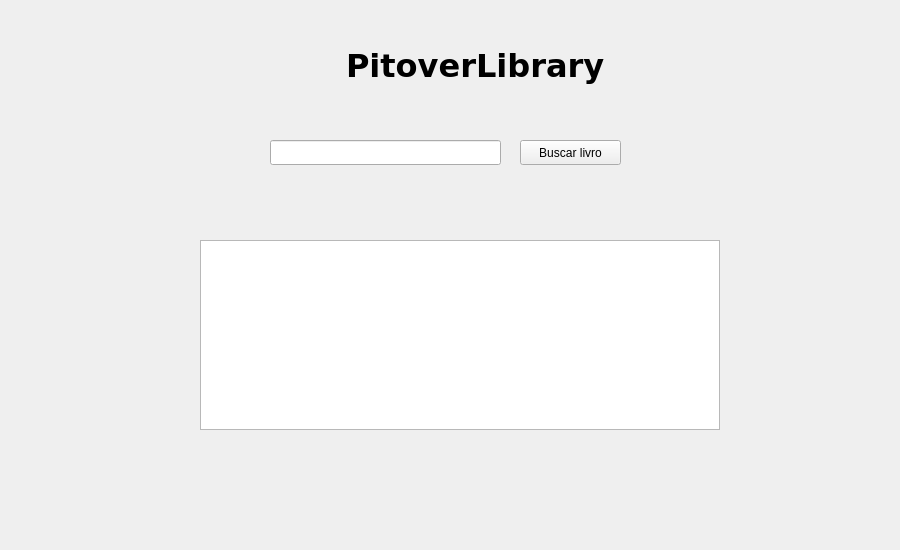
First picture: the form in menu_usuario.ui, repository adrianorocha-dev/PiltoverLibrary, before the edit.
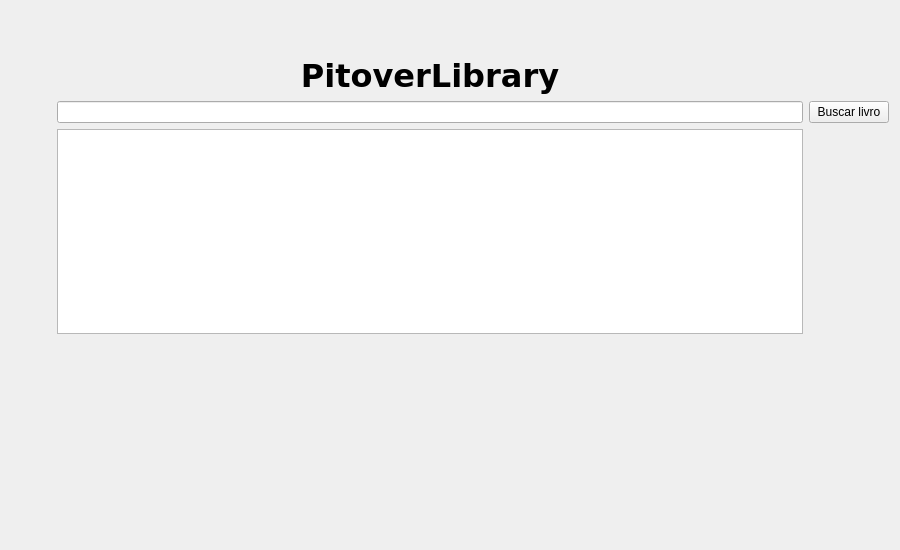
Second picture: the form after the edit. Icons and pictures are not drawn.

Patch:
```diff
--- a/menu_usuario.ui
+++ b/menu_usuario.ui
@@ -13,37 +13,63 @@
   <property name="windowTitle">
    <string>Dialog</string>
   </property>
-  <widget class="QLabel" name="label_3">
-   <property name="geometry">
-    <rect>
-     <x>346</x>
-     <y>2</y>
-     <width>259</width>
-     <height>128</height>
-    </rect>
-   </property>
-   <property name="font">
-    <font>
-     <family>DejaVu Sans</family>
-     <pointsize>24</pointsize>
-     <weight>75</weight>
-     <italic>false</italic>
-     <bold>true</bold>
-    </font>
-   </property>
-   <property name="text">
-    <string>PitoverLibrary</string>
-   </property>
-  </widget>
+  <layout class="QGridLayout" name="gridLayout">
+   <item row="5" column="1">
+    <widget class="QLineEdit" name="lineEdit_buscar"/>
+   </item>
+   <item row="6" column="0">
+    <spacer name="horizontalSpacer">
+     <property name="orientation">
+      <enum>Qt::Horizontal</enum>
+     </property>
+     <property name="sizeType">
+      <enum>QSizePolicy::Minimum</enum>
+     </property>
+     <property name="sizeHint" stdset="0">
+      <size>
+       <width>40</width>
+       <height>20</height>
+      </size>
+     </property>
+    </spacer>
+   </item>
+   <item row="6" column="1">
+    <widget class="QTextEdit" name="textEdit"/>
+   </item>
+   <item row="6" column="2">
+    <spacer name="horizontalSpacer_2">
+     <property name="orientation">
+      <enum>Qt::Horizontal</enum>
+     </property>
+     <property name="sizeType">
+      <enum>QSizePolicy::Minimum</enum>
+     </property>
+     <property name="sizeHint" stdset="0">
+      <size>
+       <width>40</width>
+       <height>20</height>
+      </size>
+     </property>
+    </spacer>
+   </item>
+   <item row="1" column="1">
+    <spacer name="verticalSpacer_2">
+     <property name="orientation">
+      <enum>Qt::Vertical</enum>
+     </property>
+     <property name="sizeType">
+      <enum>QSizePolicy::Minimum</enum>
+     </property>
+     <property name="sizeHint" stdset="0">
+      <size>
+       <width>20</width>
+       <height>40</height>
+      </size>
+     </property>
+    </spacer>
+   </item>
+   <item row="1" column="0">
   <widget class="QPushButton" name="pushButton_3">
-   <property name="geometry">
-    <rect>
-     <x>-16</x>
-     <y>2</y>
-     <width>300</width>
-     <height>128</height>
-    </rect>
-   </property>
    <property name="styleSheet">
     <string notr="true">QPushButton{
 border: None;
@@ -64,25 +90,41 @@
     </size>
    </property>
   </widget>
-  <widget class="QLineEdit" name="lineEdit_buscar">
-   <property name="geometry">
-    <rect>
-     <x>270</x>
-     <y>140</y>
-     <width>231</width>
-     <height>25</height>
-    </rect>
-   </property>
-  </widget>
+   </item>
+   <item row="7" column="1">
+    <spacer name="verticalSpacer">
+     <property name="orientation">
+      <enum>Qt::Vertical</enum>
+     </property>
+     <property name="sizeHint" stdset="0">
+      <size>
+       <width>20</width>
+       <height>40</height>
+      </size>
+     </property>
+    </spacer>
+   </item>
+   <item row="2" column="1">
+    <widget class="QLabel" name="label_3">
+     <property name="font">
+      <font>
+       <family>DejaVu Sans</family>
+       <pointsize>24</pointsize>
+       <weight>75</weight>
+       <italic>false</italic>
+       <bold>true</bold>
+      </font>
+     </property>
+     <property name="text">
+      <string>PitoverLibrary</string>
+     </property>
+     <property name="alignment">
+      <set>Qt::AlignCenter</set>
+     </property>
+    </widget>
+   </item>
+   <item row="5" column="2">
   <widget class="QPushButton" name="pushButton_buscar">
-   <property name="geometry">
-    <rect>
-     <x>520</x>
-     <y>140</y>
-     <width>101</width>
-     <height>25</height>
-    </rect>
-   </property>
    <property name="text">
     <string>Buscar livro</string>
    </property>
@@ -92,16 +134,8 @@
     </iconset>
    </property>
   </widget>
-  <widget class="QTextEdit" name="textEdit">
-   <property name="geometry">
-    <rect>
-     <x>200</x>
-     <y>240</y>
-     <width>520</width>
-     <height>190</height>
-    </rect>
-   </property>
-  </widget>
+   </item>
+  </layout>
  </widget>
  <resources/>
  <connections/>
```
Lines whose indentation alone changed are shown as unchanged.
